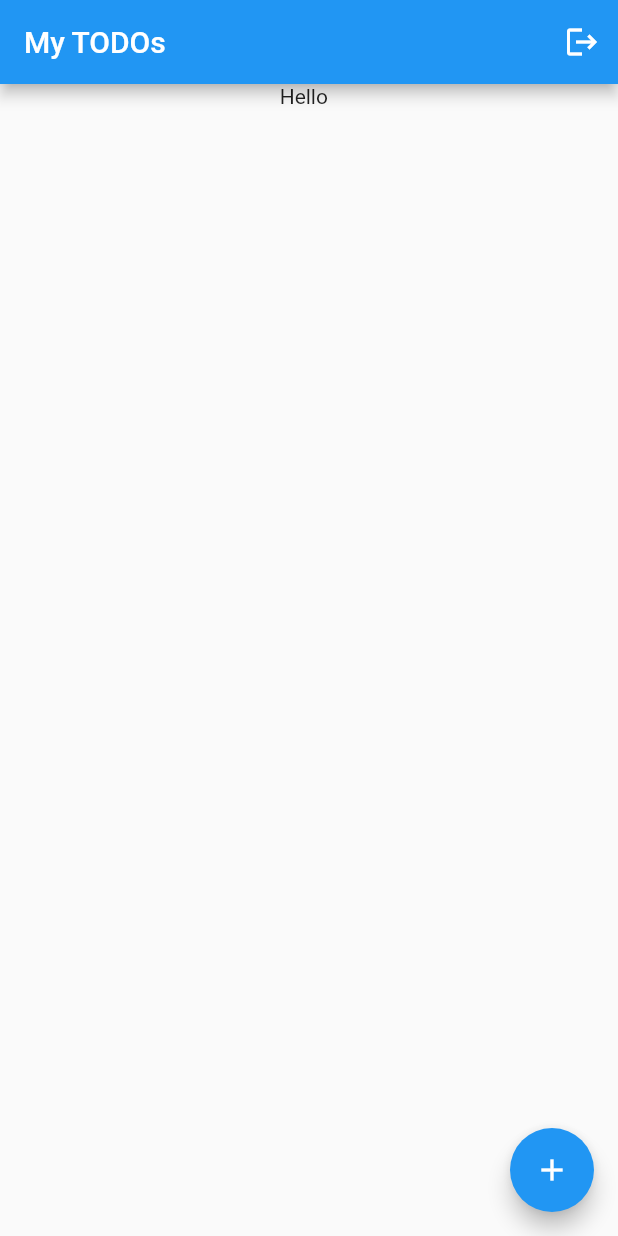
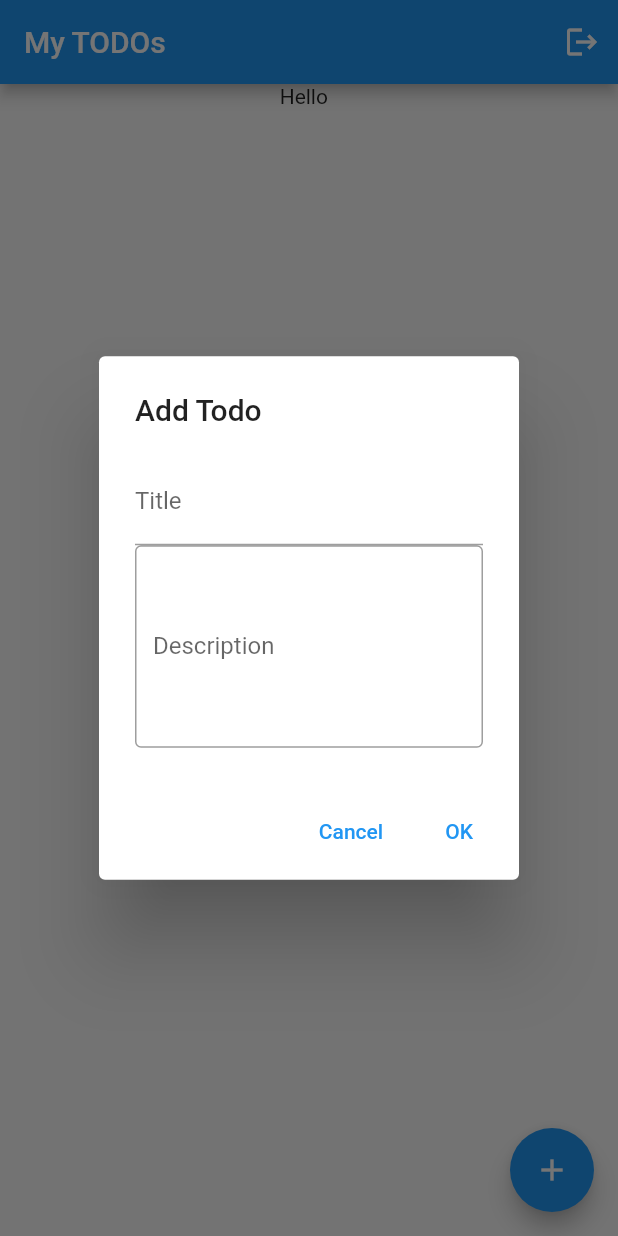
Before and after one commit to JulitaSlusarczyk/todo_flutter_app, a Flutter app: the screen it shows once a user with an empty profile is signed in, after a tap on the "add" icon, on a phone screen of 412 x 824 dp. Run offline on Flutter 3.47's test engine with Material 2 defaults, Android fonts, the phone set to English and light mode, and no system bars; our stand-ins replace cloud_firestore, firebase_auth, firebase_core; accounts and stored records are empty; generated files the repository leaves out were written again.

Commit message:
Adding and showing todos

```diff
--- a/lib/TodosPage.dart
+++ b/lib/TodosPage.dart
@@ -19,14 +19,25 @@ class _TodosPageState extends State<TodosPage> {
 
   @override
   Widget build(BuildContext context) {
+    final titleTextController = TextEditingController();
+    final descTextController = TextEditingController();
+
     return StreamBuilder<QuerySnapshot>(
       stream: FirebaseFirestore.instance.collection('users').where("email", isEqualTo: user.email).snapshots(),
       builder: (context, snapshot) {
         if (snapshot.hasError) {
-          return const Text('Something went wrong');
+          return const Scaffold(
+            body: Center(
+              child: CircularProgressIndicator(),
+            ),
+          );
         }
         if (snapshot.connectionState == ConnectionState.waiting) {
-          return const Text("Loading");
+          return const Scaffold(
+            body: Center(
+              child: CircularProgressIndicator(),
+            ),
+          );
         }
         var data = snapshot.data?.docs.first;
         return Scaffold(
@@ -41,12 +52,92 @@ class _TodosPageState extends State<TodosPage> {
             ),
             floatingActionButton: FloatingActionButton(
               child: const Icon(Icons.add),
-              onPressed: (){},
+              onPressed: () => showDialog<String>(
+                context: context,
+                builder: (BuildContext context) => AlertDialog(
+                  title: const Text('Add Todo'),
+                  content: Column(
+                    mainAxisSize: MainAxisSize.min,
+                    children: [
+                      TextField(
+                        controller: titleTextController,
+                        decoration: const InputDecoration(
+                          labelText: 'Title',
+                        ),
+                      ),
+                      TextField(
+                        controller: descTextController,
+                        keyboardType: TextInputType.multiline,
+                        maxLines: 5,
+                        decoration: const InputDecoration(
+                          border: OutlineInputBorder(),
+                          labelText: 'Description',
+                        ),
+                      )
+                    ],
+                  ),
+                  actions: <Widget>[
+                    TextButton(
+                      onPressed: () => Navigator.pop(context),
+                      child: const Text('Cancel'),
+                    ),
+                    TextButton(
+                      onPressed: (){
+                        final todo = <String, dynamic>{
+                          "uid": data?['uid'],
+                          "title": titleTextController.text.trim(),
+                          "desc": descTextController.text.trim(),
+                          "isDone": false
+                        };
+                        db.collection("todos").add(todo);
+                        int todosLeft = data?['no_todos']-1;
+                        db.collection("users").doc(data?.id).update({"no_todos": todosLeft});
+                        Navigator.pop(context, 'OK');
+                      },
+                      child: const Text('OK'),
+                    ),
+                  ],
+                ),
+              )
             ),
-            body: Column(
-              children: [
-                Center(child: Text("Hello ${data?['login']} ${data?['no_todos']}"))
-              ],
+            body: StreamBuilder<QuerySnapshot>(
+              stream: FirebaseFirestore.instance.collection('todos').where("uid", isEqualTo: user.uid).snapshots(),
+              builder: (context, snapshot) {
+                if(snapshot.hasData){
+                  return Column(
+                    children: [
+                      Center(child: Text("Hello ${data?['login']} ${data?['no_todos']}")),
+                      Expanded(
+                        child: ListView(
+                          children: snapshot.data!.docs
+                              .map((DocumentSnapshot document) {
+                            Map<String, dynamic> data =
+                            document.data()! as Map<String, dynamic>;
+                            return CheckboxListTile(
+                              title: Text(data['title']),
+                              subtitle: Text(data['desc']),
+                              value: data['isDone'],
+                              onChanged: (a) => db.collection("todos").doc(document.id).update({"isDone": a}),
+                              secondary: const IconButton(
+                                icon: Icon(Icons.delete),
+                                onPressed: null,
+                              ),
+                            );
+                          })
+                              .toList()
+                              .cast(),
+                        ),
+                      )
+                    ],
+                  );
+                } else {
+                  return Column(
+                    children: const [
+                      Center(child: CircularProgressIndicator()),
+                    ],
+                  );
+                }
+              }
             )
         );
       }
```
